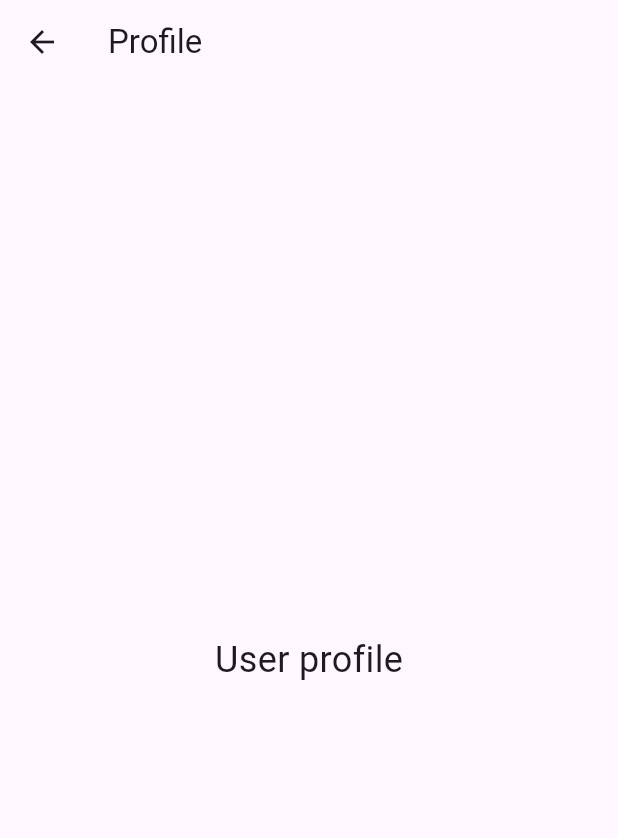
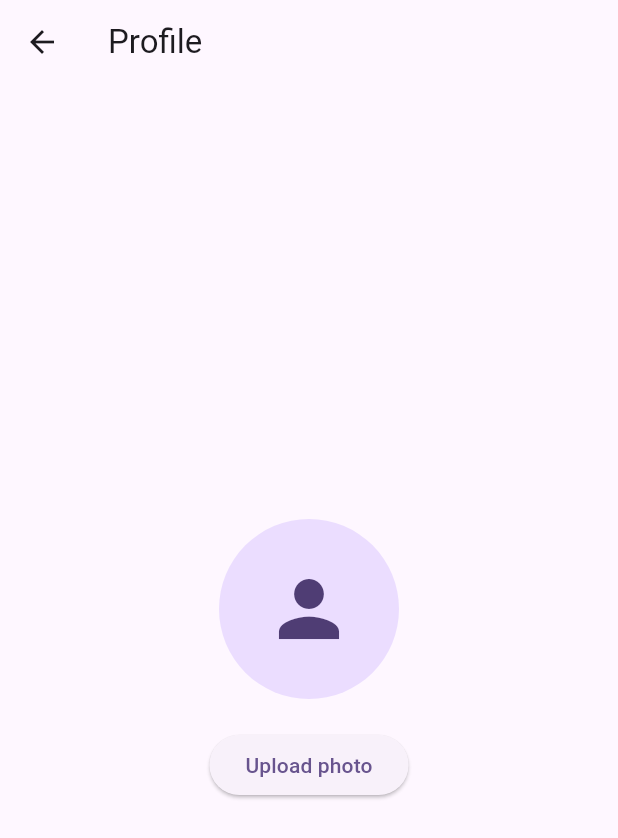
Before and after one commit to cliffs1/athlete-softskills-app, a Flutter app: the ProfilePage screen opened directly, on a phone screen of 412 x 824 dp. Shown: the top 838 px of the screen. Run offline on Flutter 3.47's test engine with Material 3 defaults, Android fonts, the phone set to English and light mode, and no system bars; our stand-ins replace image_picker.

Commit message:
All Widgets
Added all needed widgets and a place to upload an icon for a profile

```diff
--- a/lib/pages/MainPage.dart
+++ b/lib/pages/MainPage.dart
@@ -1,4 +1,6 @@
 import 'package:flutter/material.dart';
+import 'package:softskills_app/widgets/CalendarWidget.dart';
+import 'package:softskills_app/widgets/StatisticsWidget.dart';
 import 'ProfilePage.dart';
 import '../widgets/TipsWidget.dart';
 
@@ -90,6 +92,8 @@ class _MainPageState extends State<MainPage> {
             ),
             const SizedBox(height:30),
             TipsWidget(),
+            Calendarwidget(),
+            Statisticswidget(),
           ],
         ),
       ),
--- a/lib/pages/ProfilePage.dart
+++ b/lib/pages/ProfilePage.dart
@@ -1,7 +1,29 @@
 import 'package:flutter/material.dart';
+import 'package:image_picker/image_picker.dart';
+import 'dart:io';
 
-class ProfilePage extends StatelessWidget {
+class ProfilePage extends StatefulWidget {
   const ProfilePage({super.key});
+
+  @override
+  State<ProfilePage> createState() => _ProfilePageState();
+}
+
+class _ProfilePageState extends State<ProfilePage> {
+
+  File? _image;
+  final ImagePicker _picker = ImagePicker();
+
+  Future<void> _pickImage() async {
+    final XFile? pickedImage =
+        await _picker.pickImage(source: ImageSource.gallery);
+
+    if (pickedImage != null) {
+      setState(() {
+        _image = File(pickedImage.path);
+      });
+    }
+  }
 
   @override
   Widget build(BuildContext context) {
@@ -9,10 +31,29 @@ class ProfilePage extends StatelessWidget {
       appBar: AppBar(
         title: const Text('Profile'),
       ),
-      body: const Center(
-        child: Text(
-          'User profile',
-          style: TextStyle(fontSize: 24),
+
+      body: Center(
+        child: Column(
+          mainAxisAlignment: MainAxisAlignment.center,
+          children: [
+
+            CircleAvatar(
+              radius: 60,
+              backgroundImage:
+                  _image != null ? FileImage(_image!) : null,
+              child: _image == null
+                  ? const Icon(Icons.person, size: 60)
+                  : null,
+            ),
+
+            const SizedBox(height: 20),
+
+            ElevatedButton(
+              onPressed: _pickImage,
+              child: const Text("Upload photo"),
+            ),
+
+          ],
         ),
       ),
     );
--- a/pubspec.yaml
+++ b/pubspec.yaml
@@ -31,6 +31,7 @@ dependencies:
   flutter:
     sdk: flutter
 
+  image_picker: ^1.0.7
   # The following adds the Cupertino Icons font to your application.
   # Use with the CupertinoIcons class for iOS style icons.
   cupertino_icons: ^1.0.8
```
Also changed, not shown: lib/widgets/CalendarWidget.dart (added, +14 -0 lines), lib/widgets/StatisticsWidget.dart (added, +14 -0 lines), 5 other files.
